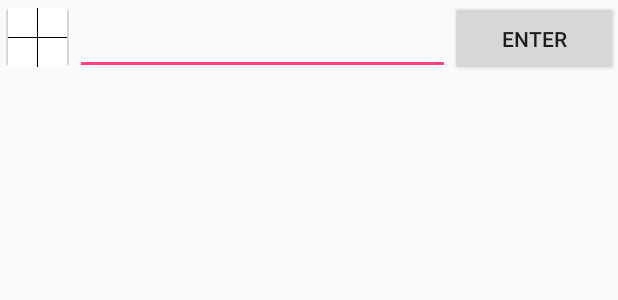
After one commit to PrasannS/GraphingCalculatorPSLCDYSY, an Android app: the layout fragment_equation_entry.xml on its own in the app's theme, with its tools: preview values and no code run, on a phone screen of 412 x 824 dp. The commit adds this screen. Shown: the top 300 px of the screen. Run offline under Robolectric (Android 15) with nearby library versions, the phone set to English and light mode, and no system bars.

Commit message:
Weird fragment stuff

```diff
--- /dev/null
+++ b/app/src/main/res/layout/fragment_equation_entry.xml
@@ -0,0 +1,35 @@
+<?xml version="1.0" encoding="utf-8"?>
+<FrameLayout xmlns:android="http://schemas.android.com/apk/res/android"
+    xmlns:tools="http://schemas.android.com/tools"
+    android:layout_width="match_parent"
+    android:layout_height="match_parent"
+    xmlns:app="http://schemas.android.com/apk/res-auto"
+    tools:context=".EquationEntryFragment">
+
+    <LinearLayout
+        android:layout_width="match_parent"
+        android:layout_height="50dp">
+        <ImageButton
+            android:id="@+id/graphOriginButton"
+            android:layout_width="50dp"
+            android:layout_height="50dp"
+            android:adjustViewBounds="true"
+            android:padding="5dp"
+            android:scaleType="fitCenter"
+            app:srcCompat="@drawable/origin"
+            android:contentDescription="origin clipart"/>
+
+
+
+
+        <EditText
+            android:id="@+id/enterFunc"
+            android:layout_width="250dp"
+            android:layout_height="50dp" />
+        <Button
+            android:id="@+id/enterButton"
+            android:layout_width="match_parent"
+            android:layout_height="50dp"
+            android:text="Enter"/>
+    </LinearLayout>
+</FrameLayout>
```
Also changed, not shown: app/src/main/java/graphingcaculator/lcpsdysy/android/apps/com/graphingcalculator/EquationEntryFragment.java (added, +140 -0 lines), app/src/main/java/graphingcaculator/lcpsdysy/android/apps/com/graphingcalculator/GraphActivity.java (+26 -25 lines), app/src/main/res/layout/activity_graph.xml (+43 -75 lines).
